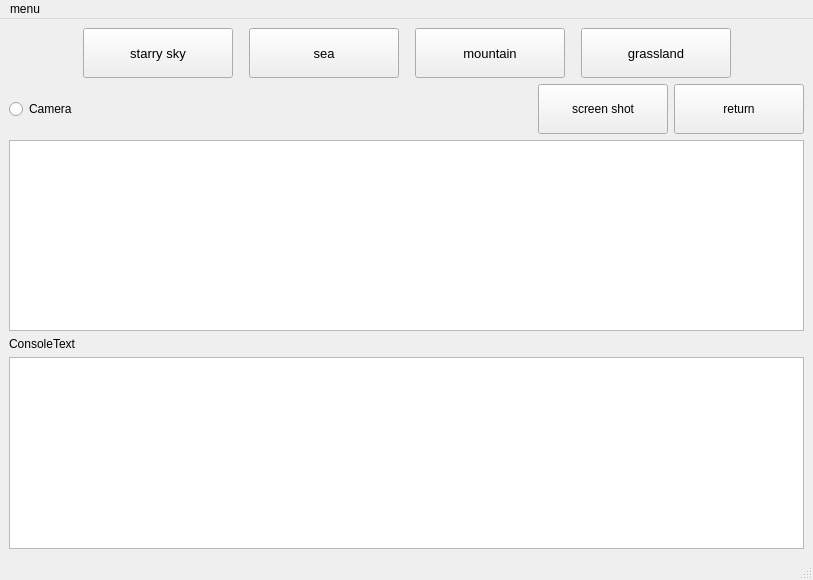
The window that finalDraft/testClient/cameraWindow/mainwindow.ui (Usotsu7ki/Facial-Expression-Recognition-System) describes before a commit, drawn with Qt 5.
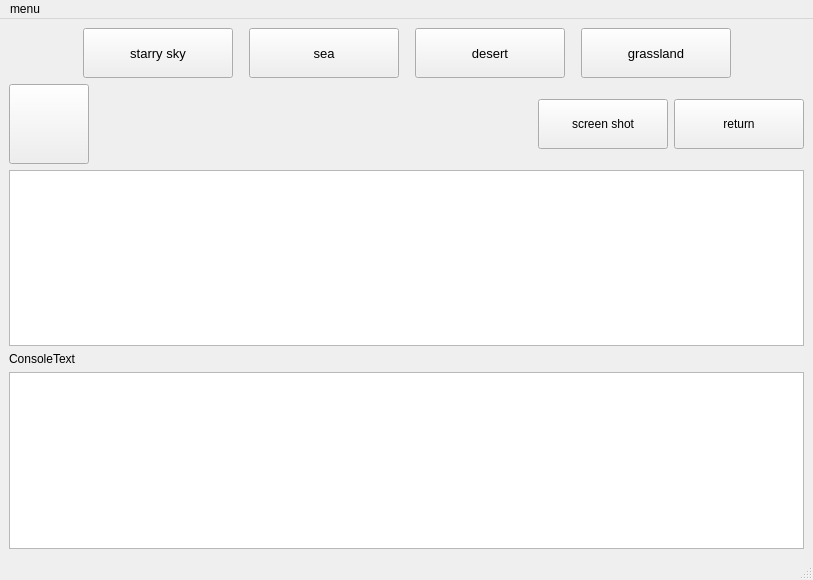
The same window after the commit.

Commit message: fix theme and camera, some else small improvement

```diff
--- a/finalDraft/testClient/cameraWindow/mainwindow.ui
+++ b/finalDraft/testClient/cameraWindow/mainwindow.ui
@@ -144,11 +144,12 @@
         </property>
         <property name="font">
          <font>
+          <family>Arial</family>
           <pointsize>10</pointsize>
          </font>
         </property>
         <property name="text">
-         <string>mountain</string>
+         <string>desert</string>
         </property>
        </widget>
       </item>
@@ -218,12 +219,29 @@
       <item>
        <layout class="QHBoxLayout" name="horizontalLayout">
         <item>
-         <widget class="QRadioButton" name="Camera">
+         <widget class="QPushButton" name="Camera">
+          <property name="sizePolicy">
+           <sizepolicy hsizetype="Fixed" vsizetype="Fixed">
+            <horstretch>0</horstretch>
+            <verstretch>0</verstretch>
+           </sizepolicy>
+          </property>
+          <property name="minimumSize">
+           <size>
+            <width>80</width>
+            <height>80</height>
+           </size>
+          </property>
+          <property name="font">
+           <font>
+            <family>Arial</family>
+           </font>
+          </property>
           <property name="styleSheet">
            <string notr="true"/>
           </property>
           <property name="text">
-           <string>Camera</string>
+           <string/>
           </property>
          </widget>
         </item>
@@ -254,6 +272,11 @@
             <height>50</height>
            </size>
           </property>
+          <property name="font">
+           <font>
+            <family>Arial</family>
+           </font>
+          </property>
           <property name="text">
            <string>screen shot</string>
           </property>
@@ -273,6 +296,11 @@
             <height>50</height>
            </size>
           </property>
+          <property name="font">
+           <font>
+            <family>Arial</family>
+           </font>
+          </property>
           <property name="text">
            <string>return</string>
           </property>
@@ -292,6 +320,11 @@
       </item>
       <item>
        <widget class="QLabel" name="label">
+        <property name="font">
+         <font>
+          <family>Arial</family>
+         </font>
+        </property>
         <property name="text">
          <string>ConsoleText</string>
         </property>
```
Left out of the diff: 3 changed lines with no effect on the pictures. The commit also changes 151 other files.
